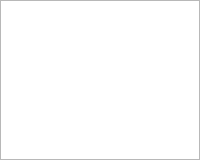
TTaket/-, file Fear_No_One/System/Interface/armchoice.ui: the form before one commit.
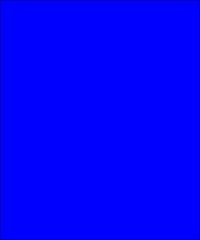
The form after the commit.

The edit to the form file:
```diff
--- a/Fear_No_One/System/Interface/armchoice.ui
+++ b/Fear_No_One/System/Interface/armchoice.ui
@@ -7,19 +7,34 @@
     <x>0</x>
     <y>0</y>
     <width>200</width>
-    <height>160</height>
+    <height>240</height>
    </rect>
   </property>
+  <property name="minimumSize">
+   <size>
+    <width>200</width>
+    <height>240</height>
+   </size>
+  </property>
+  <property name="maximumSize">
+   <size>
+    <width>200</width>
+    <height>240</height>
+   </size>
+  </property>
   <property name="windowTitle">
    <string>Form</string>
   </property>
+  <property name="styleSheet">
+   <string notr="true">background-color: rgb(0, 0, 255);</string>
+  </property>
   <widget class="QListWidget" name="lw_armChoice">
    <property name="geometry">
     <rect>
      <x>0</x>
      <y>0</y>
      <width>200</width>
-     <height>160</height>
+     <height>240</height>
     </rect>
    </property>
   </widget>
```
